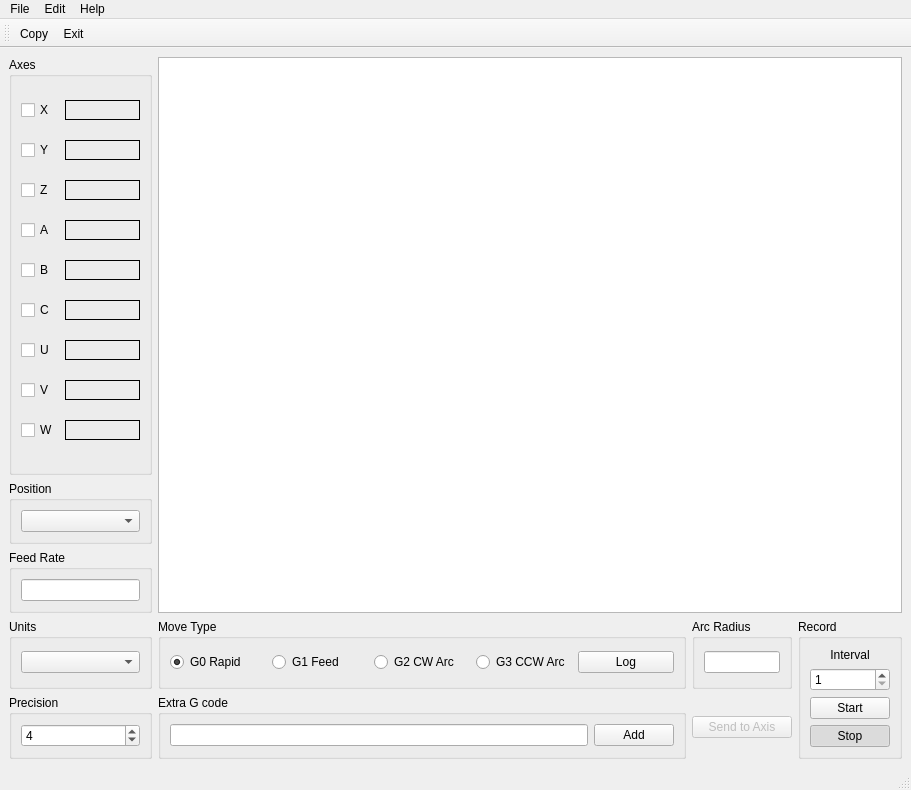
jethornton/emclog, file emclog/emclog/emclog.ui: the form before one commit.
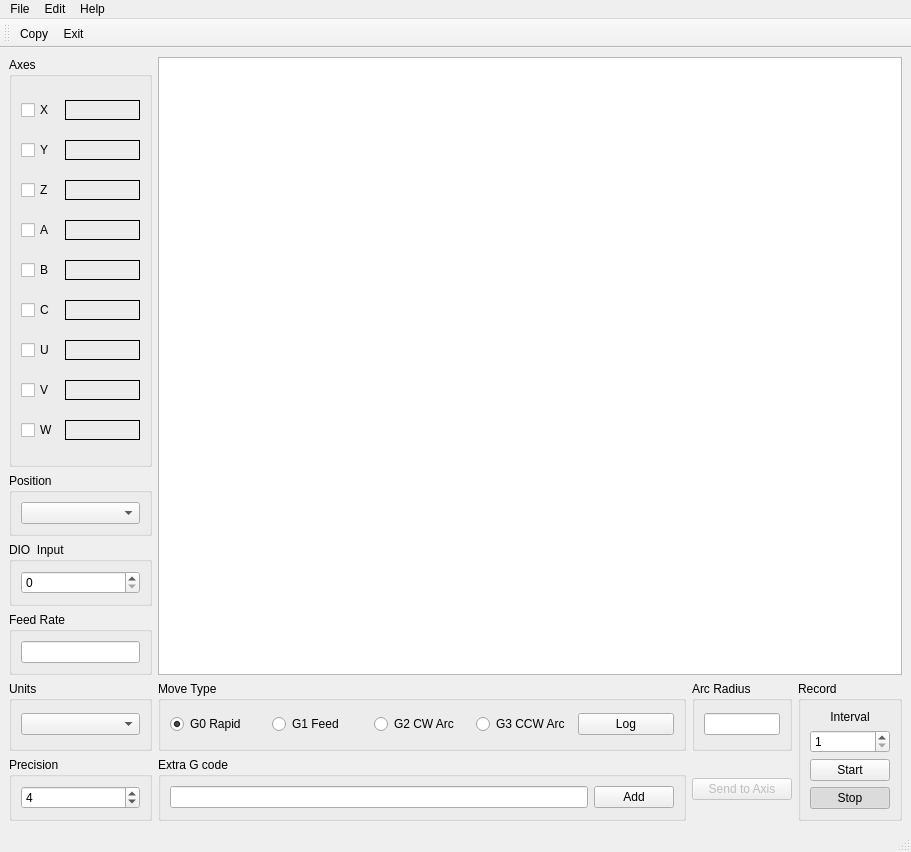
The form after the commit.

Commit message: add remote logging

```diff
--- a/emclog/emclog/emclog.ui
+++ b/emclog/emclog/emclog.ui
@@ -7,7 +7,7 @@
     <x>0</x>
     <y>0</y>
     <width>911</width>
-    <height>790</height>
+    <height>852</height>
    </rect>
   </property>
   <property name="windowTitle">
@@ -27,7 +27,7 @@
       </layout>
      </widget>
     </item>
-    <item row="11" column="0" colspan="2">
+    <item row="12" column="0" colspan="2">
      <widget class="QGroupBox" name="gridGroupBox">
       <property name="title">
        <string>Feed Rate</string>
@@ -39,7 +39,7 @@
       </layout>
      </widget>
     </item>
-    <item row="12" column="0" colspan="2">
+    <item row="13" column="0" colspan="2">
      <widget class="QGroupBox" name="gridGroupBox">
       <property name="title">
        <string>Units</string>
@@ -348,7 +348,7 @@
       </layout>
      </widget>
     </item>
-    <item row="12" column="3">
+    <item row="13" column="3">
      <widget class="QGroupBox" name="gridGroupBox">
       <property name="maximumSize">
        <size>
@@ -373,7 +373,7 @@
       </layout>
      </widget>
     </item>
-    <item row="12" column="2">
+    <item row="13" column="2">
      <widget class="QGroupBox" name="moveGB">
       <property name="title">
        <string>Move Type</string>
@@ -432,14 +432,14 @@
       </layout>
      </widget>
     </item>
-    <item row="0" column="2" rowspan="12" colspan="3">
+    <item row="0" column="2" rowspan="13" colspan="3">
      <widget class="QListWidget" name="gcodeLW">
       <property name="alternatingRowColors">
        <bool>true</bool>
       </property>
      </widget>
     </item>
-    <item row="13" column="2">
+    <item row="14" column="2">
      <widget class="QGroupBox" name="gridGroupBox">
       <property name="title">
        <string>Extra G code</string>
@@ -458,7 +458,7 @@
       </layout>
      </widget>
     </item>
-    <item row="13" column="3">
+    <item row="14" column="3">
      <widget class="QPushButton" name="sendToAxisPB">
       <property name="enabled">
        <bool>false</bool>
@@ -468,7 +468,7 @@
       </property>
      </widget>
     </item>
-    <item row="13" column="0" colspan="2">
+    <item row="14" column="0" colspan="2">
      <widget class="QGroupBox" name="gridGroupBox">
       <property name="title">
        <string>Precision</string>
@@ -487,7 +487,7 @@
       </layout>
      </widget>
     </item>
-    <item row="12" column="4" rowspan="2">
+    <item row="13" column="4" rowspan="2">
      <widget class="QGroupBox" name="groupBox">
       <property name="title">
        <string>Record</string>
@@ -545,6 +545,18 @@
       </layout>
      </widget>
     </item>
+    <item row="11" column="0" colspan="2">
+     <widget class="QGroupBox" name="groupBox_2">
+      <property name="title">
+       <string>DIO  Input</string>
+      </property>
+      <layout class="QGridLayout" name="gridLayout_11">
+       <item row="0" column="0">
+        <widget class="QSpinBox" name="dioSP"/>
+       </item>
+      </layout>
+     </widget>
+    </item>
    </layout>
   </widget>
   <widget class="QMenuBar" name="menubar">
```
The commit also changes 1 other file.
